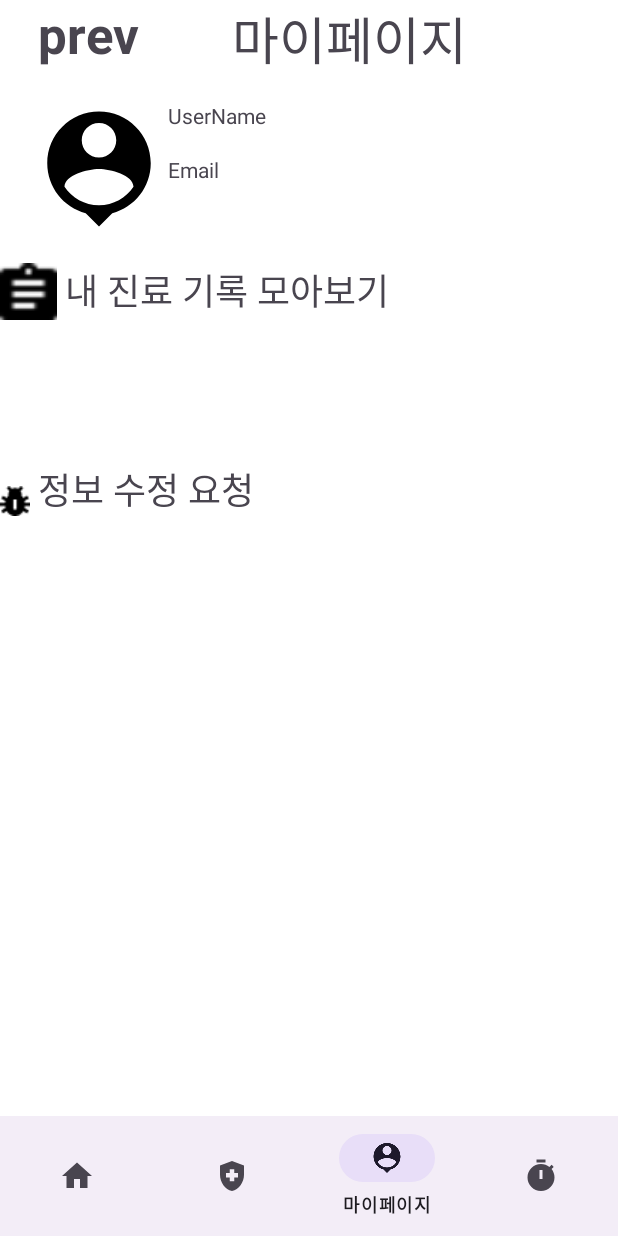
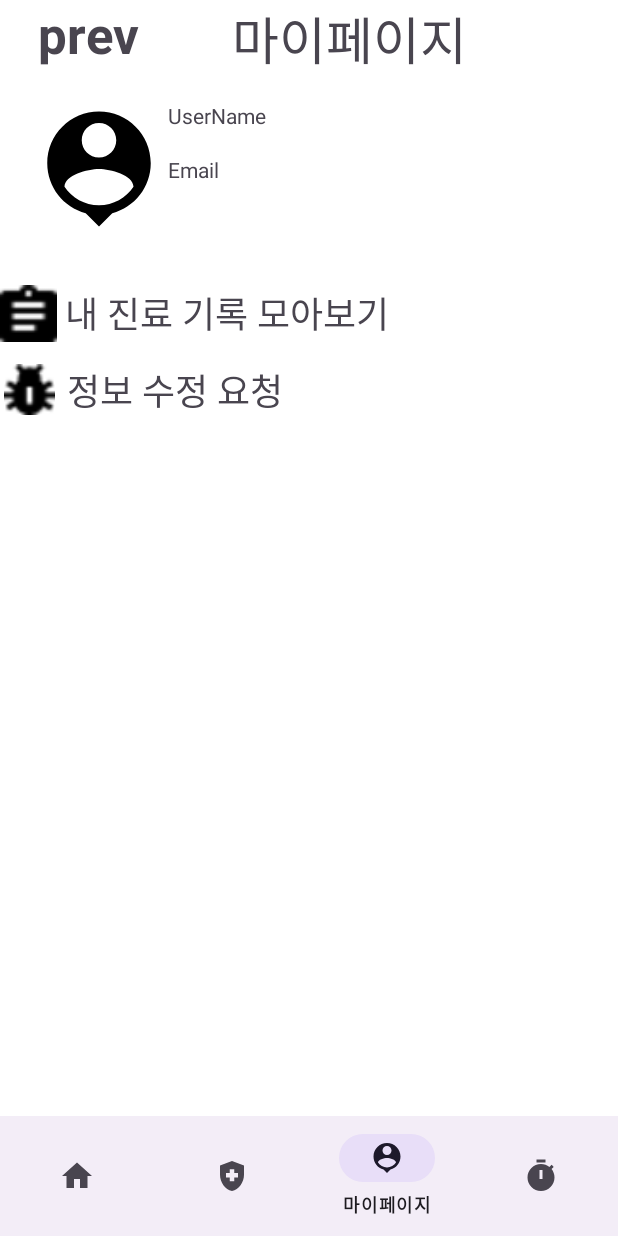
Before and after one commit to pknu-wap/2023_2_APP_TEAM1, an Android app: the MypageFragment screen opened through its navigation route, on a phone screen of 412 x 824 dp. Run offline under Robolectric (Android 15) with nearby library versions, the phone set to English and light mode, and no system bars; our stand-ins replace data binding, navigation-ui.

Commit message:
fix: bug fix in mypage & home

```diff
--- a/android/app/src/main/java/com/example/dailycare/MainActivity.kt
+++ b/android/app/src/main/java/com/example/dailycare/MainActivity.kt
@@ -57,7 +57,7 @@ class MainActivity : AppCompatActivity() {
 
         mGoogleSignInClient.signOut().addOnCompleteListener(this) {
             // Optional: Update UI or show a message to the user
-            val intent = Intent(this, SignInActivity::class.java)
+            val intent = Intent(this, NaviActivity::class.java)
             startActivity(intent)
             finish()
         }
--- a/android/app/src/main/res/layout/fragment_home.xml
+++ b/android/app/src/main/res/layout/fragment_home.xml
@@ -19,9 +19,10 @@
         <ImageView
             android:id="@+id/imageView3"
             android:layout_width="0dp"
-            android:layout_height="127dp"
+            android:layout_height="150dp"
             android:src="@drawable/ic_doctor_pic"
             app:layout_constraintEnd_toEndOf="parent"
+            app:layout_constraintHorizontal_bias="0.0"
             app:layout_constraintStart_toStartOf="parent"
             app:layout_constraintTop_toTopOf="parent" />
 
--- a/android/app/src/main/res/layout/fragment_mypage.xml
+++ b/android/app/src/main/res/layout/fragment_mypage.xml
@@ -77,6 +77,7 @@
             android:text="내 진료 기록 모아보기"
             android:textAlignment="textStart"
             android:textSize="24sp"
+            app:layout_constraintBottom_toTopOf="@+id/bugFixRequestTextView"
             app:layout_constraintEnd_toEndOf="parent"
             app:layout_constraintStart_toEndOf="@+id/imageView4"
             app:layout_constraintTop_toTopOf="parent" />
@@ -91,23 +92,26 @@
             android:textSize="24sp"
             app:layout_constraintBottom_toBottomOf="parent"
             app:layout_constraintEnd_toEndOf="parent"
-            app:layout_constraintStart_toEndOf="@+id/imageView5" />
+            app:layout_constraintStart_toEndOf="@+id/imageView5"
+            app:layout_constraintTop_toTopOf="parent" />
 
         <ImageView
             android:id="@+id/imageView4"
             android:layout_width="38dp"
             android:layout_height="38dp"
             android:src="@drawable/ic_diseaselist"
+            app:layout_constraintBottom_toTopOf="@+id/imageView5"
             app:layout_constraintStart_toStartOf="parent"
             app:layout_constraintTop_toTopOf="parent" />
 
         <ImageView
             android:id="@+id/imageView5"
-            android:layout_width="20dp"
-            android:layout_height="20dp"
+            android:layout_width="39dp"
+            android:layout_height="34dp"
             android:src="@drawable/ic_debug"
             app:layout_constraintBottom_toBottomOf="parent"
-            app:layout_constraintStart_toStartOf="parent" />
+            app:layout_constraintStart_toStartOf="parent"
+            app:layout_constraintTop_toTopOf="parent" />
 
     </androidx.constraintlayout.widget.ConstraintLayout>
 
```
